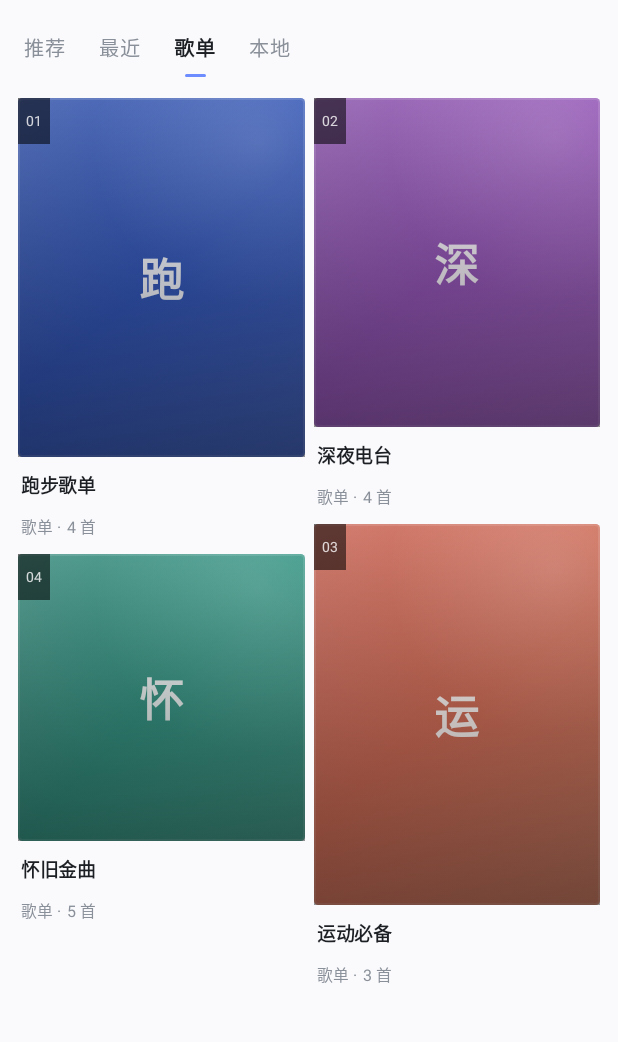
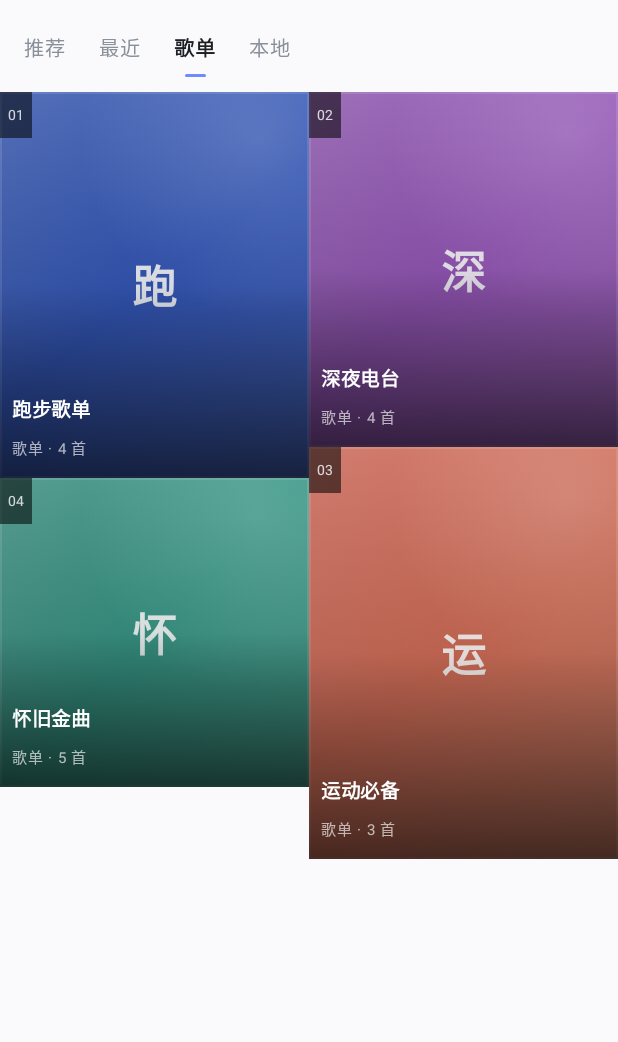
Before and after one commit to hk351/xinqiu, an Android app built with Jetpack Compose: the screen it shows after launch (MainActivity), after a tap on "歌单", on a phone screen of 412 x 824 dp, the part 60-1102 px from its top. Run offline under Robolectric (Android 15) with nearby library versions, the phone set to English and light mode, and no system bars; 3 other taps on this screen came first.

Commit message:
首页海报墙改为封面内压字、卡片无缝拼贴
歌名、歌手·专辑不再挂在封面下方，改为压在封面底部并加一层更重的底部渐变，
卡片高度只由封面决定；列间距与行距归零、去掉左右内边距，整面墙像一张拼贴海报。
播放中的等号条挪到右上，避免和底部文字抢位置。

```diff
--- a/app/src/main/java/com/dlust/ydhl2026/ui/home/HomeScreen.kt
+++ b/app/src/main/java/com/dlust/ydhl2026/ui/home/HomeScreen.kt
@@ -16,6 +16,7 @@ import androidx.compose.foundation.interaction.MutableInteractionSource
 import androidx.compose.foundation.isSystemInDarkTheme
 import androidx.compose.foundation.layout.Arrangement
 import androidx.compose.foundation.layout.Box
+import androidx.compose.foundation.layout.BoxScope
 import androidx.compose.foundation.layout.Column
 import androidx.compose.foundation.layout.PaddingValues
 import androidx.compose.foundation.layout.Row
@@ -148,7 +149,6 @@ fun HomeScreen(
             },
             currentSongId = playerState.currentSong?.id,
             isPlaying = playerState.isPlaying,
-            isDark = isDark,
             onTrackClick = { song ->
               playerViewModel.onPlaySong(song, state.recentSongs)
               panelOpen = true
@@ -162,7 +162,6 @@ fun HomeScreen(
             },
             currentSongId = playerState.currentSong?.id,
             isPlaying = playerState.isPlaying,
-            isDark = isDark,
             onTrackClick = { song ->
               playerViewModel.onPlaySong(song, state.recentSongs)
               panelOpen = true
@@ -176,7 +175,6 @@ fun HomeScreen(
             },
             currentSongId = playerState.currentSong?.id,
             isPlaying = playerState.isPlaying,
-            isDark = isDark,
             onTrackClick = { song ->
               playerViewModel.onPlaySong(song, state.recentSongs)
               panelOpen = true
@@ -224,7 +222,6 @@ fun HomeScreen(
                   },
                   currentSongId = playerState.currentSong?.id,
                   isPlaying = playerState.isPlaying,
-                  isDark = isDark,
                   onTrackClick = { song ->
                     playerViewModel.onPlaySong(song, state.localSongs)
                     panelOpen = true
@@ -425,7 +422,6 @@ private fun PosterWall(
   entries: List<WallEntry>,
   currentSongId: String?,
   isPlaying: Boolean,
-  isDark: Boolean,
   onTrackClick: (Song) -> Unit,
   onPlaylistClick: (Playlist) -> Unit,
   modifier: Modifier = Modifier
@@ -433,9 +429,10 @@ private fun PosterWall(
   LazyVerticalStaggeredGrid(
     columns = StaggeredGridCells.Fixed(2),
     modifier = modifier.fillMaxSize(),
-    contentPadding = PaddingValues(start = 12.dp, end = 12.dp, top = 4.dp, bottom = 96.dp),
-    verticalItemSpacing = 6.dp,
-    horizontalArrangement = Arrangement.spacedBy(6.dp)
+    // 无缝拼贴：卡片之间不留缝，只在底部给迷你条让位
+    contentPadding = PaddingValues(bottom = 96.dp),
+    verticalItemSpacing = 0.dp,
+    horizontalArrangement = Arrangement.spacedBy(0.dp)
   ) {
     itemsIndexed(items = entries, key = { _, entry -> entry.key }) { index, entry ->
       when (entry) {
@@ -444,14 +441,12 @@ private fun PosterWall(
           song = entry.song,
           playing = entry.song.id == currentSongId,
           isPlaying = isPlaying,
-          isDark = isDark,
           onClick = { onTrackClick(entry.song) }
         )
 
         is WallEntry.Collection -> PlaylistTile(
           index = index,
           playlist = entry.playlist,
-          isDark = isDark,
           onClick = { onPlaylistClick(entry.playlist) }
         )
       }
@@ -459,21 +454,22 @@ private fun PosterWall(
   }
 }
 
-/** 歌曲海报：封面出血 + 左上序号 + 两行文字 */
+/** 歌曲海报：封面出血，歌名与歌手压在封面底部，整张卡片就是一张海报 */
 @Composable
 private fun TrackTile(
   index: Int,
   song: Song,
   playing: Boolean,
   isPlaying: Boolean,
-  isDark: Boolean,
   onClick: () -> Unit,
   modifier: Modifier = Modifier
 ) {
   val interactionSource = remember { MutableInteractionSource() }
   val ratio = TileRatios[index % TileRatios.size]
-  Column(
+  Box(
     modifier = modifier
+      .fillMaxWidth()
+      .aspectRatio(ratio)
       .pressScale(interactionSource, pressedScale = 0.985f)
       .clickable(
         interactionSource = interactionSource,
@@ -481,47 +477,31 @@ private fun TrackTile(
         onClick = onClick
       )
   ) {
-    Box(
-      modifier = Modifier
-        .fillMaxWidth()
-        .aspectRatio(ratio)
-    ) {
     CoverArt(
       seed = song.id,
       label = "",
-        cornerRadius = 3.dp,
+      cornerRadius = 0.dp,
       modifier = Modifier.fillMaxSize(),
       artUrl = song.albumArtUrl
     )
     PosterScrim()
     NumberBadge(index = index)
     if (playing) {
-        TilePlayingBars(isPlaying = isPlaying, modifier = Modifier.align(Alignment.BottomEnd).padding(8.dp))
+      // 等号条挪到右上，避免和压底的歌手名抢位置
+      TilePlayingBars(
+        isPlaying = isPlaying,
+        modifier = Modifier.align(Alignment.TopEnd).padding(8.dp)
+      )
       Box(
         modifier = Modifier
           .fillMaxSize()
-            .border(1.dp, EchoAccent, RoundedCornerShape(3.dp))
+          .border(1.dp, EchoAccent)
       )
     }
-    }
-    Spacer(Modifier.height(7.dp))
-    Text(
-      text = song.title,
-      color = if (isDark) EchoTextPrimaryDark else EchoTextPrimary,
-      fontSize = 12.5.sp,
-      fontWeight = FontWeight.SemiBold,
-      maxLines = 1,
-      overflow = TextOverflow.Ellipsis,
-      modifier = Modifier.padding(horizontal = 2.dp)
-    )
-    Spacer(Modifier.height(3.dp))
-    Text(
-      text = song.album?.takeIf { it.isNotBlank() }?.let { "${song.artist} · $it" } ?: song.artist,
-      color = EchoTextSecondary,
-      fontSize = 10.5.sp,
-      maxLines = 1,
-      overflow = TextOverflow.Ellipsis,
-      modifier = Modifier.padding(horizontal = 2.dp)
+    TileCaption(
+      title = song.title,
+      subtitle = song.album?.takeIf { it.isNotBlank() }?.let { "${song.artist} · $it" }
+        ?: song.artist
     )
   }
 }
@@ -531,14 +511,15 @@ private fun TrackTile(
 private fun PlaylistTile(
   index: Int,
   playlist: Playlist,
-  isDark: Boolean,
   onClick: () -> Unit,
   modifier: Modifier = Modifier
 ) {
   val interactionSource = remember { MutableInteractionSource() }
   val ratio = TileRatios[(index + 2) % TileRatios.size]
-  Column(
+  Box(
     modifier = modifier
+      .fillMaxWidth()
+      .aspectRatio(ratio)
       .pressScale(interactionSource, pressedScale = 0.985f)
       .clickable(
         interactionSource = interactionSource,
@@ -546,39 +527,46 @@ private fun PlaylistTile(
         onClick = onClick
       )
   ) {
-    Box(
-      modifier = Modifier
-        .fillMaxWidth()
-        .aspectRatio(ratio)
-    ) {
     CoverArt(
       seed = "playlist-${playlist.id}",
       label = playlist.name.take(1),
-        cornerRadius = 3.dp,
+      cornerRadius = 0.dp,
       labelSize = 30.sp,
       modifier = Modifier.fillMaxSize()
     )
     PosterScrim()
     NumberBadge(index = index)
+    TileCaption(
+      title = playlist.name,
+      subtitle = "歌单 · ${playlist.songCount} 首"
+    )
   }
-    Spacer(Modifier.height(7.dp))
+}
+
+/** 压在封面底部的两行文字：歌名在前，歌手/数量用更小更淡的字跟在下面 */
+@Composable
+private fun BoxScope.TileCaption(title: String, subtitle: String) {
+  Column(
+    modifier = Modifier
+      .align(Alignment.BottomStart)
+      .fillMaxWidth()
+      .padding(start = 8.dp, end = 8.dp, bottom = 8.dp)
+  ) {
     Text(
-      text = playlist.name,
-      color = if (isDark) EchoTextPrimaryDark else EchoTextPrimary,
-      fontSize = 12.5.sp,
+      text = title,
+      color = Color.White,
+      fontSize = 13.sp,
       fontWeight = FontWeight.SemiBold,
       maxLines = 1,
-      overflow = TextOverflow.Ellipsis,
-      modifier = Modifier.padding(horizontal = 2.dp)
+      overflow = TextOverflow.Ellipsis
     )
-    Spacer(Modifier.height(3.dp))
+    Spacer(Modifier.height(2.dp))
     Text(
-      text = "歌单 · ${playlist.songCount} 首",
-      color = EchoTextSecondary,
-      fontSize = 10.5.sp,
+      text = subtitle,
+      color = Color.White.copy(alpha = 0.66f),
+      fontSize = 10.sp,
       maxLines = 1,
-      overflow = TextOverflow.Ellipsis,
-      modifier = Modifier.padding(horizontal = 2.dp)
+      overflow = TextOverflow.Ellipsis
     )
   }
 }
@@ -593,7 +581,11 @@ private fun PosterScrim(modifier: Modifier = Modifier) {
       .fillMaxSize()
       .background(
         Brush.verticalGradient(
-          colors = listOf(Color.Transparent, Color.Black.copy(alpha = 0.42f)),
+          colors = listOf(
+            Color.Transparent,
+            Color.Black.copy(alpha = 0.10f),
+            Color.Black.copy(alpha = 0.66f)
+          ),
           startY = 0f
         )
       )
```
Lines whose indentation alone changed are shown as unchanged.
